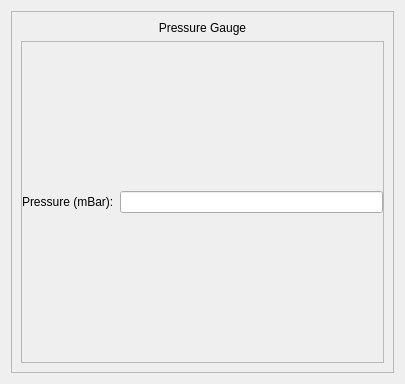
The window that GUI/ui_files/instrument_control_uis/INFICON_VGC401_ui.ui (YeonungK/YonKu) describes before a commit, drawn with Qt 5.
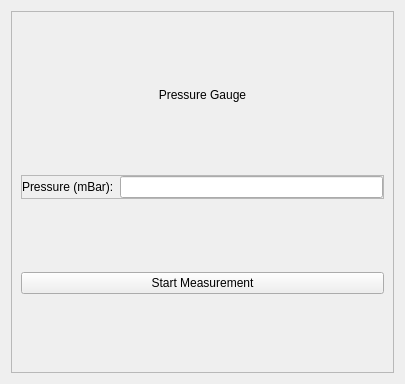
The same window after the commit.

The edit to the form file:
```diff
--- a/GUI/ui_files/instrument_control_uis/INFICON_VGC401_ui.ui
+++ b/GUI/ui_files/instrument_control_uis/INFICON_VGC401_ui.ui
@@ -41,6 +41,12 @@
       </item>
       <item>
        <widget class="QFrame" name="frame">
+        <property name="sizePolicy">
+         <sizepolicy hsizetype="Preferred" vsizetype="Maximum">
+          <horstretch>0</horstretch>
+          <verstretch>0</verstretch>
+         </sizepolicy>
+        </property>
         <property name="frameShape">
          <enum>QFrame::StyledPanel</enum>
         </property>
@@ -77,6 +83,16 @@
         </layout>
        </widget>
       </item>
+      <item>
+       <widget class="QPushButton" name="startButton">
+        <property name="text">
+         <string>Start Measurement</string>
+        </property>
+        <property name="checkable">
+         <bool>true</bool>
+        </property>
+       </widget>
+      </item>
      </layout>
     </widget>
    </item>
```
